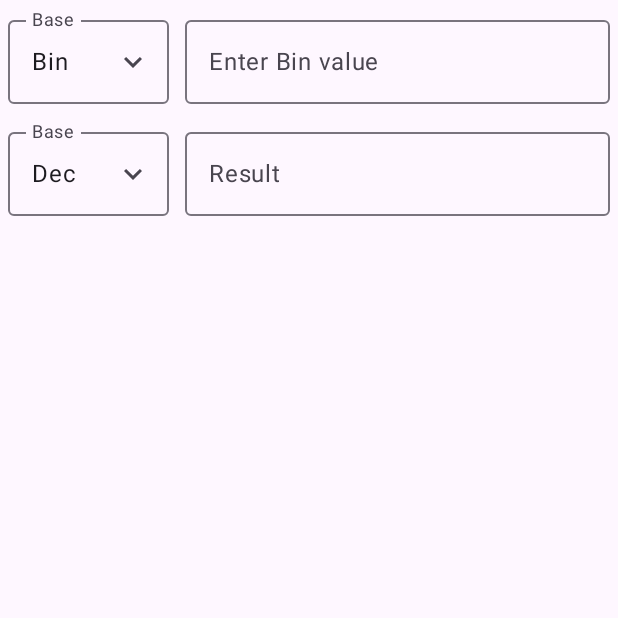
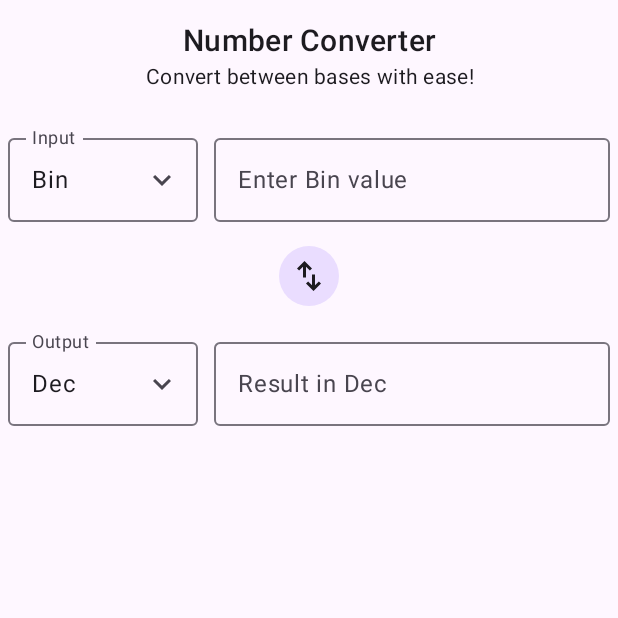
Before and after one commit to ahmmedrejowan/Number-Converter-Compose, an Android app built with Jetpack Compose: the screen it shows after launch (MainActivity), on a phone screen of 412 x 824 dp, the top half of it. Run offline under Robolectric (Android 15) with nearby library versions, the phone set to English and light mode, and no system bars; our stand-ins replace livedata-compose.

Commit message:
UI and BL changes

```diff
--- a/app/build.gradle.kts
+++ b/app/build.gradle.kts
@@ -61,6 +61,10 @@ dependencies {
     implementation(libs.androidx.material3)
     implementation(libs.androidx.ui.text.google.fonts)
     implementation(libs.koin.android)
+    implementation(libs.koin.androidx.compose)
+    implementation(libs.androidx.runtime.livedata)
+    implementation(libs.androidx.lifecycle.livedata.ktx)
+
 
 
     testImplementation(libs.junit)
--- a/app/src/main/java/com/rejowan/numberconverter/di/ConverterModule.kt
+++ b/app/src/main/java/com/rejowan/numberconverter/di/ConverterModule.kt
@@ -1,12 +1,13 @@
 package com.rejowan.numberconverter.di
 
 import com.rejowan.numberconverter.repository.ConverterRepository
+import com.rejowan.numberconverter.repositoryImpl.ConverterRepositoryImpl
 import com.rejowan.numberconverter.viewmodel.ConverterViewModel
 import org.koin.android.ext.koin.androidContext
 import org.koin.androidx.viewmodel.dsl.viewModel
 import org.koin.dsl.module
 
 val converterModule = module {
-    single { ConverterRepository(androidContext()) }
+    single<ConverterRepository> { ConverterRepositoryImpl() }
     viewModel { ConverterViewModel(get())}
 }
--- /dev/null
+++ b/app/src/main/java/com/rejowan/numberconverter/repositoryImpl/ConverterRepositoryImpl.kt
@@ -0,0 +1,102 @@
+package com.rejowan.numberconverter.repositoryImpl
+
+import com.rejowan.numberconverter.repository.ConverterRepository
+import java.math.BigDecimal
+import java.math.BigInteger
+import java.math.MathContext
+
+class ConverterRepositoryImpl : ConverterRepository {
+
+    override fun convert(input: String, fromBase: Int, toBase: Int): String? {
+        try {
+            val parsedValue = toBaseTen(input, fromBase)
+            return toBase(parsedValue.first, parsedValue.second, toBase)
+
+        } catch (e: Throwable) {
+            return null
+        }
+    }
+
+    private fun toBaseTen(input: String, fromBase: Int): Pair<BigInteger, BigDecimal?> {
+        val parts = input.uppercase().split(".")
+
+        val integerResult: BigInteger = parts.getOrNull(0)?.let { integerPart ->
+            integerPart.foldIndexed(BigInteger.ZERO) { i, acc, c ->
+                val u = c.code
+                val digitValue = when (c) {
+                    in '0'..'9' -> u - '0'.code
+                    in 'A'..'Z' -> u - 'A'.code + 10
+                    else -> throw Exception()
+                }
+                if (digitValue >= fromBase) throw Exception()
+                acc + BigInteger.valueOf(digitValue.toLong()).multiply(
+                    BigInteger.valueOf(fromBase.toLong()).pow(integerPart.length - (i + 1))
+                )
+            }
+        } ?: BigInteger.ZERO
+
+
+        val fractionResult: BigDecimal? = parts.getOrNull(1)?.let { fractionPart ->
+            fractionPart.foldIndexed(BigDecimal.ZERO) { i, acc, c ->
+                val u = c.code
+                val digitValue = when (c) {
+                    in '0'..'9' -> u - '0'.code
+                    in 'A'..'Z' -> u - 'A'.code + 10
+                    else -> throw Exception()
+                }
+
+                if (digitValue >= fromBase) throw Exception()
+                acc + BigDecimal.valueOf(digitValue.toLong()).multiply(
+                    BigDecimal.valueOf(fromBase.toDouble()).pow(-i - 1, MathContext.DECIMAL64)
+                )
+            }
+        }
+
+        return Pair(integerResult, fractionResult)
+    }
+
+
+    private fun toBase(intPart: BigInteger, decimalPart: BigDecimal?, toBase: Int): String {
+        val integerPart = convertIntegerToBase(intPart, toBase)
+        val fractionPart = decimalPart?.let { convertFractionToBase(it, toBase) }
+        return fractionPart?.let { "$integerPart.$fractionPart" } ?: integerPart
+    }
+
+    private fun convertFractionToBase(fraction: BigDecimal, radix: Int): String {
+        var fraction1 = fraction
+        var result = ""
+        val base = BigDecimal(radix)
+        for (i in 0 until 10) {
+            fraction1 = fraction1.multiply(base)
+            val x = fraction1.toBigInteger()
+            var c = ('0'.code + x.toInt()).toChar()
+            if (x.compareTo(BigInteger.valueOf(9)) == 1) {
+                c = ('A'.code + (x.toInt() - 10)).toChar()
+            }
+            result += c
+            fraction1 = fraction1.subtract(BigDecimal.valueOf(x.toInt().toLong()))
+            if (fraction1.compareTo(BigDecimal.ZERO) == 0) break
+        }
+        return result
+    }
+
+    private fun convertIntegerToBase(integer: BigInteger, radix: Int): String {
+        var integer1 = integer
+        var result = ""
+        while (integer1.compareTo(BigInteger.ZERO) != 0) {
+            val division = integer1.divideAndRemainder(BigInteger.valueOf(radix.toLong()))
+            val remainder = division[1].toInt()
+            var c = ('0'.code + remainder).toChar()
+            if (remainder > 9) {
+                val u = remainder - 10
+                c = ('A'.code + u).toChar()
+            }
+            result = c.toString() + result
+            integer1 = division[0]
+        }
+        if (result.isEmpty()) result = "0"
+        return result
+    }
+
+
+}
--- /dev/null
+++ b/app/src/main/java/com/rejowan/numberconverter/utils/BaseConvertUtils.kt
@@ -0,0 +1,11 @@
+package com.rejowan.numberconverter.utils
+
+fun baseNameToValue(baseName: String): Int {
+    return when (baseName) {
+        "Bin" -> 2
+        "Oct" -> 8
+        "Dec" -> 10
+        "Hex" -> 16
+        else -> 10
+    }
+}
--- a/app/src/main/java/com/rejowan/numberconverter/view/MainActivity.kt
+++ b/app/src/main/java/com/rejowan/numberconverter/view/MainActivity.kt
@@ -1,36 +1,63 @@
 package com.rejowan.numberconverter.view
 
+import android.content.ClipData
+import android.content.ClipboardManager
+import android.content.Context
 import android.os.Bundle
-import android.util.Log
+import android.widget.Toast
 import androidx.activity.ComponentActivity
 import androidx.activity.compose.setContent
 import androidx.activity.enableEdgeToEdge
-import androidx.activity.viewModels
+import androidx.compose.foundation.background
+import androidx.compose.foundation.clickable
+import androidx.compose.foundation.layout.Arrangement
+import androidx.compose.foundation.layout.Box
 import androidx.compose.foundation.layout.Column
+import androidx.compose.foundation.layout.Row
+import androidx.compose.foundation.layout.Spacer
 import androidx.compose.foundation.layout.fillMaxSize
+import androidx.compose.foundation.layout.fillMaxWidth
+import androidx.compose.foundation.layout.height
 import androidx.compose.foundation.layout.padding
+import androidx.compose.foundation.layout.size
+import androidx.compose.foundation.shape.CircleShape
+import androidx.compose.material.icons.Icons
+import androidx.compose.material.icons.filled.Clear
+import androidx.compose.material3.Icon
+import androidx.compose.material3.MaterialTheme
 import androidx.compose.material3.Scaffold
+import androidx.compose.material3.Text
 import androidx.compose.runtime.Composable
+import androidx.compose.runtime.LaunchedEffect
 import androidx.compose.runtime.getValue
+import androidx.compose.runtime.livedata.observeAsState
 import androidx.compose.runtime.mutableStateOf
 import androidx.compose.runtime.remember
 import androidx.compose.runtime.setValue
+import androidx.compose.ui.Alignment
 import androidx.compose.ui.Modifier
-import androidx.compose.ui.platform.LocalInspectionMode
+import androidx.compose.ui.platform.LocalContext
+import androidx.compose.ui.res.painterResource
+import androidx.compose.ui.text.style.TextAlign
 import androidx.compose.ui.tooling.preview.Preview
+import androidx.compose.ui.unit.dp
+import androidx.compose.ui.unit.sp
+import com.rejowan.numberconverter.R
+import com.rejowan.numberconverter.di.converterModule
 import com.rejowan.numberconverter.ui.theme.AppTheme
-import com.rejowan.numberconverter.utils.baseMap
+import com.rejowan.numberconverter.utils.baseNameToValue
 import com.rejowan.numberconverter.view.component.NCTextField
 import com.rejowan.numberconverter.viewmodel.ConverterViewModel
+import org.koin.androidx.compose.koinViewModel
 import org.koin.androidx.viewmodel.ext.android.viewModel
+import org.koin.compose.KoinApplication
+
 
 class MainActivity : ComponentActivity() {
 
-    private val converterViewModel: ConverterViewModel by viewModel()
 
     override fun onCreate(savedInstanceState: Bundle?) {
         super.onCreate(savedInstanceState)
-        enableEdgeToEdge()
         setContent {
             AppTheme {
 
@@ -43,60 +70,135 @@ class MainActivity : ComponentActivity() {
 
 
     @Composable
-    fun ShowHomeContent() {
+    fun ShowHomeContent(viewModel: ConverterViewModel = koinViewModel()) {
 
-        var firstValue by remember { mutableStateOf("") }
-        var secondValue by remember { mutableStateOf("") }
-
-        var firstBase by remember { mutableStateOf("Bin") }
-        var secondBase by remember { mutableStateOf("Dec") }
+        val context = LocalContext.current
+        val clipboardManager =
+            context.getSystemService(Context.CLIPBOARD_SERVICE) as ClipboardManager
 
 
+        var inputValue by remember {
+            mutableStateOf("")
+        }
 
-        if (!LocalInspectionMode.current) {
-            converterViewModel.output.observe(this) {
-                it?.let {
-                    if (it.isNotEmpty()) {
-                        secondValue = it
-                        Log.d("MainActivity", "Second Value: $secondValue")
-                    }
-                } ?: run {
-                    secondValue = ""
-                }
-            }
+        var inputBase by remember {
+            mutableStateOf("Bin")
+        }
+
+        var outputBase by remember {
+            mutableStateOf("Dec")
+        }
+
+        val output by viewModel.output.observeAsState()
+
+        LaunchedEffect(inputValue, inputBase, outputBase) {
+            viewModel.convert(
+                inputValue, baseNameToValue(inputBase), baseNameToValue(outputBase)
+            )
+
         }
 
 
+        Scaffold(modifier = Modifier.fillMaxSize(),
 
-        Scaffold(modifier = Modifier.fillMaxSize()) { innerPadding ->
+            topBar = {
+
+               Column (Modifier.fillMaxWidth()) {
+                   Spacer(modifier = Modifier.height(15.dp))
+
+                   Text(text = "Number Converter",
+                       style = MaterialTheme.typography.titleMedium,
+                       fontSize = 20.sp,
+                       modifier = Modifier.fillMaxWidth(),
+                       textAlign = TextAlign.Center)
+
+                   Text(text = "Convert between bases with ease!",
+                       style = MaterialTheme.typography.bodyMedium,
+                       fontSize = 14.sp,
+                       modifier = Modifier.padding(2.dp).fillMaxWidth(),
+                       textAlign = TextAlign.Center)
+
+                   Spacer(modifier = Modifier.height(5.dp))
+
+               }
+
+            }
+
+        ) { innerPadding ->
 
             Column(modifier = Modifier.padding(innerPadding)) {
 
-                NCTextField(onBaseSelected = {
-                       firstBase = it
+                Spacer(modifier = Modifier.height(10.dp))
 
-                }, onInputValueChange = {
-                    firstValue = it
-                    converterViewModel.convert(
-                        input = firstValue,
-                        fromBase = baseMap[firstBase]!!,
-                        toBase = baseMap[secondBase]!!
-                    )
+                NCTextField(onBaseSelected = { inputBase = it },
+                    onInputValueChange = { inputValue = it },
+                    input = inputValue,
+                    base = inputBase,
+                    dropHint = "Input",
+                    trailingIcon = {
+                        if (inputValue.isNotEmpty()) {
+                            Icon(Icons.Filled.Clear, "", Modifier.clickable {
+                                inputValue = ""
+                            })
+                        }
+                    })
 
-                }, input = firstValue, base = firstBase
+                Spacer(modifier = Modifier.height(5.dp))
+
+                Row(
+                    modifier = Modifier.fillMaxWidth(),
+                    verticalAlignment = Alignment.CenterVertically,
+                    horizontalArrangement = Arrangement.Center
+                ) {
+
+
+                    Box(modifier = Modifier
+                        .padding(5.dp)
+                        .size(40.dp)
+                        .background(
+                            color = MaterialTheme.colorScheme.primaryContainer, shape = CircleShape
+                        )
+                        .clickable {
+                            val temp = inputBase
+                            inputBase = outputBase
+                            outputBase = temp
+
+                            inputValue = if (inputValue.isNotEmpty()) output ?: "" else ""
+
+                        }, contentAlignment = Alignment.Center) {
+                        Icon(
+                            painterResource(id = R.drawable.ic_swap), contentDescription = ""
+                        )
+                    }
+
+
+                }
+
+                Spacer(modifier = Modifier.height(5.dp))
+
+
+                NCTextField(onBaseSelected = { outputBase = it },
+                    input = if (inputValue.isEmpty()) "" else output ?: "",
+                    base = outputBase,
+                    readOnly = true,
+                    dropHint = "Output",
+                    trailingIcon = {
+                        if (output.toString().isNotEmpty() && inputValue.isNotEmpty()) {
+                            Icon(painterResource(id = R.drawable.ic_copy),
+                                contentDescription = "",
+                                Modifier.clickable {
+                                    val clip = ClipData.newPlainText("Copied Text", output)
+                                    clipboardManager.setPrimaryClip(clip)
+                                    Toast.makeText(
+                                        context, "Copied to Clipboard", Toast.LENGTH_SHORT
+                                    ).show()
+
+                                })
+                        }
+                    }
+
                 )
 
-
-                NCTextField(onBaseSelected = {
-                    secondBase = it
-
-                }, onInputValueChange = {
-                    secondBase = it
-
-                }, input = if (firstValue.isNotEmpty()) secondValue else "",
-                    base = secondBase,
-                    readOnly = true
-                )
 
             }
 
@@ -108,9 +210,14 @@ class MainActivity : ComponentActivity() {
     @Preview(showBackground = true)
     @Composable
     fun GreetingPreview() {
-        AppTheme {
-            ShowHomeContent()
+        KoinApplication(application = {
+            modules(listOf(converterModule))
+        }) {
+            AppTheme {
+                ShowHomeContent()
+            }
         }
+
     }
 
 }
--- a/app/src/main/java/com/rejowan/numberconverter/view/component/NCTextField.kt
+++ b/app/src/main/java/com/rejowan/numberconverter/view/component/NCTextField.kt
@@ -1,10 +1,12 @@
 package com.rejowan.numberconverter.view.component
 
+import android.util.Log
 import androidx.compose.foundation.clickable
 import androidx.compose.foundation.layout.Column
 import androidx.compose.foundation.layout.Row
 import androidx.compose.foundation.layout.fillMaxWidth
 import androidx.compose.foundation.layout.padding
+import androidx.compose.foundation.text.KeyboardOptions
 import androidx.compose.material.icons.Icons
 import androidx.compose.material.icons.filled.KeyboardArrowDown
 import androidx.compose.material.icons.filled.KeyboardArrowUp
@@ -21,9 +23,11 @@ import androidx.compose.runtime.mutableStateOf
 import androidx.compose.runtime.remember
 import androidx.compose.runtime.setValue
 import androidx.compose.ui.Modifier
+import androidx.compose.ui.text.input.KeyboardType
 import androidx.compose.ui.text.style.TextAlign
 import androidx.compose.ui.tooling.preview.Preview
 import androidx.compose.ui.unit.dp
+import com.rejowan.numberconverter.utils.baseNameToValue
 
 @Composable
 fun NCTextField(
@@ -31,34 +35,50 @@ fun NCTextField(
     onInputValueChange: (String) -> Unit = {},
     input: String = "",
     base: String = "",
+    dropHint: String = "",
     readOnly: Boolean = false,
+    trailingIcon: @Composable (() -> Unit)? = null
 ) {
 
+    Log.e("NCTextField", "selectedBase1: $base")
 
     var mExpanded by remember { mutableStateOf(false) }
     val baseList = listOf("Bin", "Oct", "Dec", "Hex")
-    var selectedBase by remember { mutableStateOf(base) }
-   // var inputValue by remember { mutableStateOf(input) }
+    var selectedBase = base
+    var isValid by remember { mutableStateOf(true) }
+
+
+    Log.e("NCTextField", "selectedBase2: $selectedBase")
 
     val icon = if (mExpanded) Icons.Filled.KeyboardArrowUp
     else Icons.Filled.KeyboardArrowDown
+
+
+    fun validateInput(input: String, base: String): Boolean {
+        val baseValue = baseNameToValue(base)
+        return input.uppercase().replace(".","").all {
+            val digitValue = when (it) {
+                in '0'..'9' -> it - '0'
+                in 'A'..'F' -> it - 'A' + 10
+                else -> -1
+            }
+            digitValue in 0 until baseValue
+        }
+    }
 
     Row(Modifier.fillMaxWidth()) {
 
         Column(
             Modifier
                 .padding(5.dp)
-                .weight(1.6f)
+                .weight(2f)
         ) {
 
             OutlinedTextField(value = selectedBase,
                 readOnly = true,
-                onValueChange = {
-                    selectedBase = it
-                    onBaseSelected(it)
-                },
+                onValueChange = { },
                 modifier = Modifier.clickable { mExpanded = !mExpanded },
-                label = { Text("Base") },
+                label = { Text(dropHint) },
                 trailingIcon = {
                     Icon(icon, "", Modifier.clickable { mExpanded = !mExpanded })
                 })
@@ -87,18 +107,27 @@ fun NCTextField(
 
         }
 
-        val mLabel = if (readOnly) "Result" else "Enter $selectedBase value"
+        val mLabel = if (readOnly) "Result in $selectedBase" else "Enter $selectedBase value"
 
         OutlinedTextField(value = input,
             onValueChange = {
-               // inputValue = it
+                isValid = validateInput(it, selectedBase)
                 onInputValueChange(it)
             },
             readOnly = readOnly,
             modifier = Modifier
                 .padding(5.dp)
                 .weight(4f),
-            label = { Text(mLabel) }
+            label = { Text(text = if (isValid) mLabel else "Invalid Input, $selectedBase Only") },
+            isError = !isValid,
+            trailingIcon = trailingIcon,
+            keyboardOptions = KeyboardOptions(
+                keyboardType = if (selectedBase == "Hex") {
+                    KeyboardType.Text
+                } else {
+                    KeyboardType.Number
+                }
+            )
 
         )
 
--- a/app/src/main/java/com/rejowan/numberconverter/viewmodel/ConverterViewModel.kt
+++ b/app/src/main/java/com/rejowan/numberconverter/viewmodel/ConverterViewModel.kt
@@ -1,15 +1,21 @@
 package com.rejowan.numberconverter.viewmodel
 
+import androidx.lifecycle.LiveData
+import androidx.lifecycle.MutableLiveData
 import androidx.lifecycle.ViewModel
+import androidx.lifecycle.viewModelScope
 import com.rejowan.numberconverter.repository.ConverterRepository
+import kotlinx.coroutines.launch
 
 class ConverterViewModel(private val repository: ConverterRepository) : ViewModel() {
 
-    val output = repository.output
+    private val _output = MutableLiveData<String?>()
+    val output: LiveData<String?> get() = _output
 
     fun convert(input: String, fromBase: Int, toBase: Int) {
-        repository.convert(input, fromBase, toBase)
+        viewModelScope.launch {
+            _output.value = repository.convert(input, fromBase, toBase)
+        }
     }
 
-
 }
--- /dev/null
+++ b/app/src/main/res/drawable/ic_copy.xml
@@ -0,0 +1,10 @@
+<vector xmlns:android="http://schemas.android.com/apk/res/android"
+    android:width="24dp"
+    android:height="24dp"
+    android:viewportWidth="24"
+    android:viewportHeight="24"
+    android:tint="?attr/colorControlNormal">
+  <path
+      android:fillColor="@android:color/white"
+      android:pathData="M16,1L4,1c-1.1,0 -2,0.9 -2,2v14h2L4,3h12L16,1zM19,5L8,5c-1.1,0 -2,0.9 -2,2v14c0,1.1 0.9,2 2,2h11c1.1,0 2,-0.9 2,-2L21,7c0,-1.1 -0.9,-2 -2,-2zM19,21L8,21L8,7h11v14z"/>
+</vector>
--- /dev/null
+++ b/app/src/main/res/drawable/ic_swap.xml
@@ -0,0 +1,10 @@
+<vector xmlns:android="http://schemas.android.com/apk/res/android"
+    android:width="24dp"
+    android:height="24dp"
+    android:viewportWidth="960"
+    android:viewportHeight="960"
+    android:tint="?attr/colorControlNormal">
+  <path
+      android:fillColor="@android:color/white"
+      android:pathData="M320,520L320,233L217,336L160,280L360,80L560,280L503,336L400,233L400,520L320,520ZM600,880L400,680L457,624L560,727L560,440L640,440L640,727L743,624L800,680L600,880Z"/>
+</vector>
```
Also changed, not shown: app/src/main/java/com/rejowan/numberconverter/repository/ConverterRepository.kt (+2 -179 lines), app/src/main/java/com/rejowan/numberconverter/utils/BaseMap.kt (deleted, +0 -8 lines), gradle/libs.versions.toml (+8 -2 lines).
